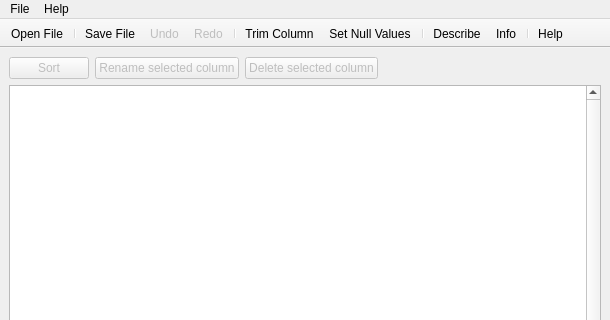
Above: src/UI Files/mainWindow.ui from cityofaustin/Data-Preparation-Tool before the change; both pictures show x 0 to 610 and y 0 to 320 of the 610 by 601 pixel window. Below: the same form after it.
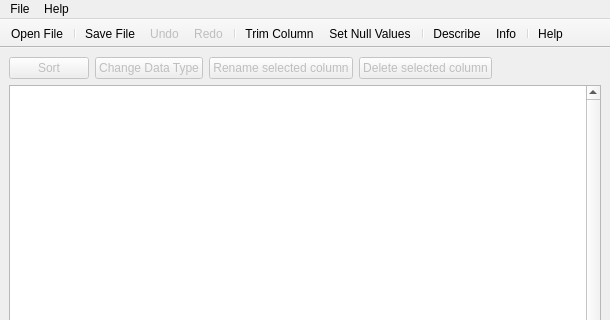
That is the form after the change.

The edit to the form file:
```diff
--- a/src/UI Files/mainWindow.ui
+++ b/src/UI Files/mainWindow.ui
@@ -39,6 +39,22 @@
         </property>
        </widget>
       </item>
+      <item>
+       <widget class="QPushButton" name="btnChangeType">
+        <property name="enabled">
+         <bool>false</bool>
+        </property>
+        <property name="text">
+         <string>Change Data Type</string>
+        </property>
+        <property name="iconSize">
+         <size>
+          <width>24</width>
+          <height>24</height>
+         </size>
+        </property>
+       </widget>
+      </item>
       <item>
        <widget class="QPushButton" name="btnRename">
         <property name="enabled">
```
